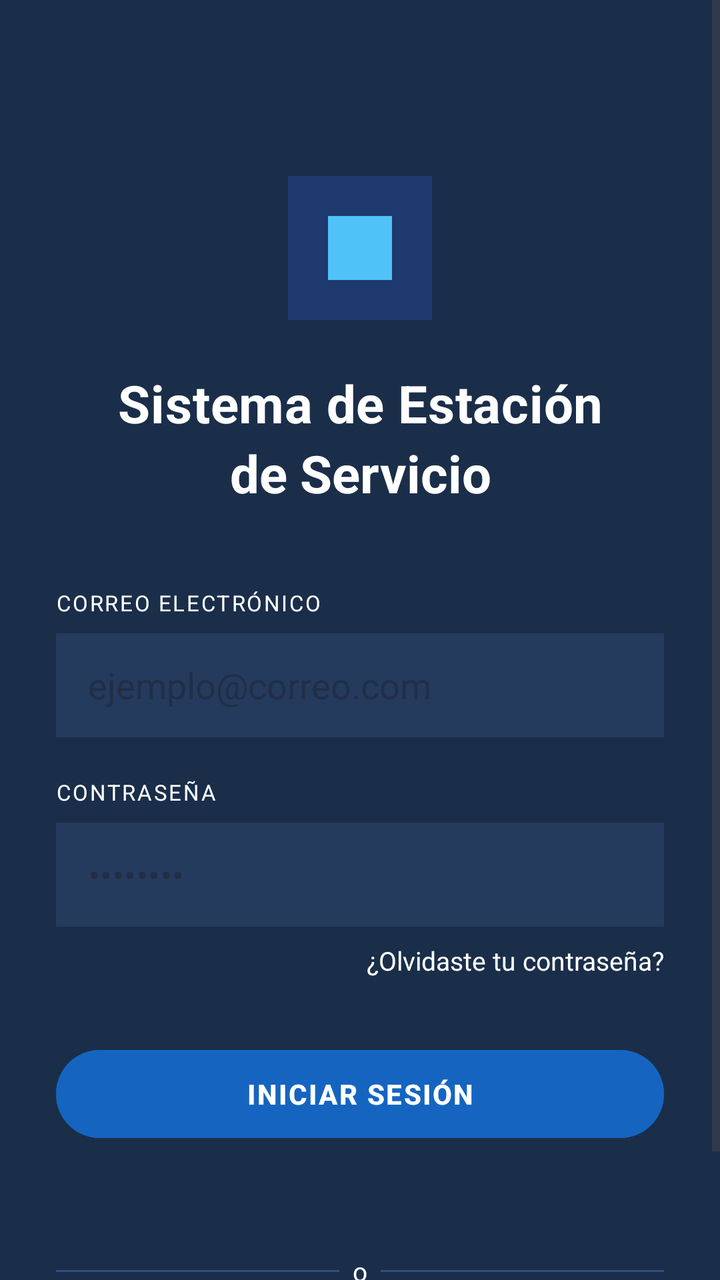
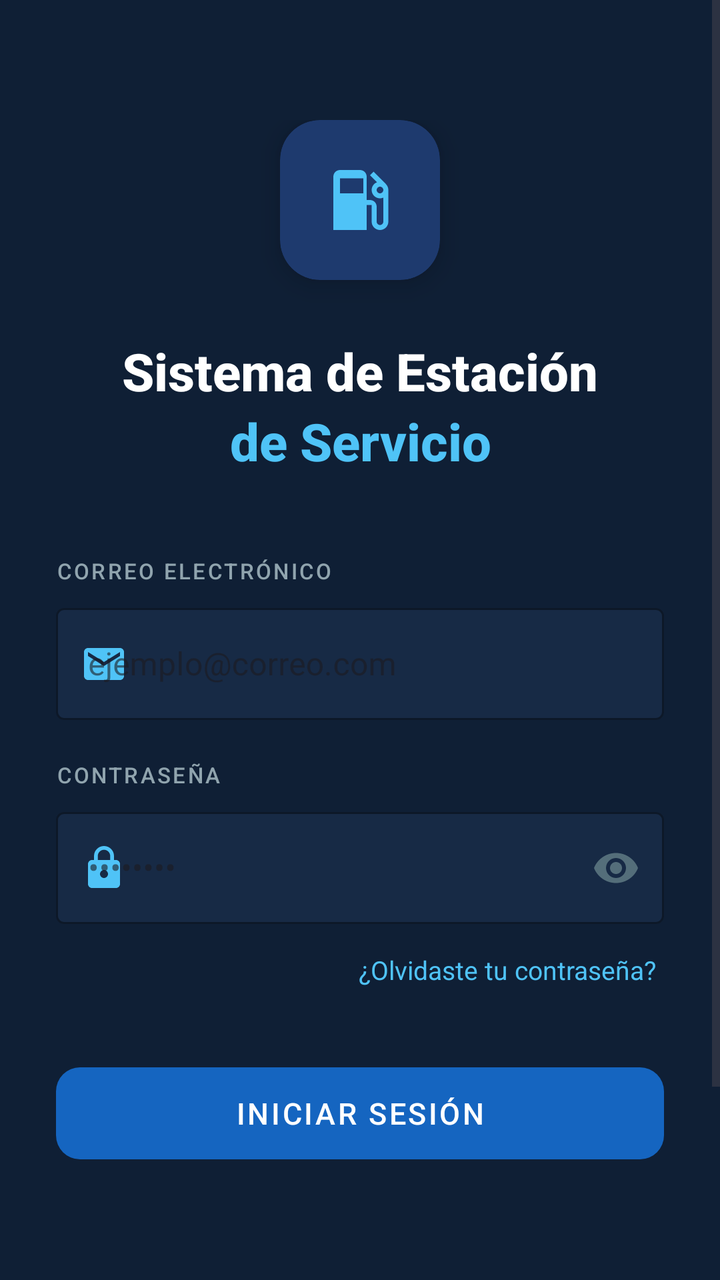

Two renders of the same Android screen: before a commit and after it. Below are the layout's source before the change and the commit's diff.
<!-- AndroidManifest.xml: application theme Theme.StationAdviser -->
<!-- res/layout/activity_login.xml -->
<?xml version="1.0" encoding="utf-8"?>
<ScrollView xmlns:android="http://schemas.android.com/apk/res/android"
    xmlns:tools="http://schemas.android.com/tools"
    android:layout_width="match_parent"
    android:layout_height="match_parent"
    android:background="#1A2E4A"
    tools:context=".LoginActivity">

    <LinearLayout
        android:layout_width="match_parent"
        android:layout_height="wrap_content"
        android:orientation="vertical"
        android:padding="28dp">

        
        <LinearLayout
            android:layout_width="72dp"
            android:layout_height="72dp"
            android:background="#1E3A6E"
            android:gravity="center"
            android:layout_gravity="center_horizontal"
            android:layout_marginTop="60dp"
            android:layout_marginBottom="24dp">

            <View
                android:layout_width="32dp"
                android:layout_height="32dp"
                android:background="#4FC3F7"/>
        </LinearLayout>

        
        <TextView
            android:layout_width="match_parent"
            android:layout_height="wrap_content"
            android:text="Sistema de Estación"
            android:textSize="26sp"
            android:textStyle="bold"
            android:textColor="#FFFFFF"
            android:gravity="center"
            android:letterSpacing="0.01"/>

        <TextView
            android:layout_width="match_parent"
            android:layout_height="wrap_content"
            android:text="de Servicio"
            android:textSize="26sp"
            android:textStyle="bold"
            android:textColor="#FFFFFF"
            android:gravity="center"
            android:layout_marginBottom="40dp"/>

        
        <TextView
            android:layout_width="wrap_content"
            android:layout_height="wrap_content"
            android:text="CORREO ELECTRÓNICO"
            android:textSize="11sp"
            android:textColor="#FFFFFF"
            android:letterSpacing="0.08"
            android:layout_marginBottom="8dp"/>

        <EditText
            android:id="@+id/editTextCorreo"
            android:layout_width="match_parent"
            android:layout_height="52dp"
            android:hint="ejemplo@correo.com"
            android:textColor="#FFFFFF"
            android:inputType="textEmailAddress"
            android:paddingStart="16dp"
            android:paddingEnd="16dp"
            android:background="#243B5E"
            android:layout_marginBottom="20dp"/>

        
        <TextView
            android:layout_width="wrap_content"
            android:layout_height="wrap_content"
            android:text="CONTRASEÑA"
            android:textSize="11sp"
            android:textColor="#FFFFFF"
            android:letterSpacing="0.08"
            android:layout_marginBottom="8dp"/>

        <EditText
            android:id="@+id/editTextContrasena"
            android:layout_width="match_parent"
            android:layout_height="52dp"
            android:hint="••••••••"
            android:textColor="#FFFFFF"
            android:inputType="textPassword"
            android:paddingStart="16dp"
            android:paddingEnd="16dp"
            android:background="#243B5E"
            android:layout_marginBottom="8dp"/>

        
        <TextView
            android:id="@+id/textRecuperar"
            android:layout_width="match_parent"
            android:layout_height="wrap_content"
            android:text="¿Olvidaste tu contraseña?"
            android:textColor="#FFFFFF"
            android:textSize="13sp"
            android:gravity="end"
            android:layout_marginBottom="32dp"
            android:clickable="true"/>

        
        <Button
            android:id="@+id/buttonLogin"
            android:layout_width="match_parent"
            android:layout_height="52dp"
            android:text="INICIAR SESIÓN"
            android:textSize="14sp"
            android:textStyle="bold"
            android:textColor="#FFFFFF"
            android:letterSpacing="0.06"
            android:backgroundTint="#1565C0"
            android:layout_marginBottom="20dp"/>

        
        <TextView
            android:id="@+id/textViewMensaje"
            android:layout_width="match_parent"
            android:layout_height="wrap_content"
            android:gravity="center"
            android:text=""
            android:textColor="#FFFFFF"
            android:textSize="13sp"
            android:layout_marginBottom="16dp"/>

        
        <LinearLayout
            android:layout_width="match_parent"
            android:layout_height="wrap_content"
            android:orientation="horizontal"
            android:gravity="center_vertical"
            android:layout_marginBottom="20dp">

            <View
                android:layout_width="0dp"
                android:layout_height="1dp"
                android:layout_weight="1"
                android:background="#2E5080"/>

            <TextView
                android:layout_width="wrap_content"
                android:layout_height="wrap_content"
                android:text="  o  "
                android:textColor="#FFFFFF"
                android:textSize="13sp"/>

            <View
                android:layout_width="0dp"
                android:layout_height="1dp"
                android:layout_weight="1"
                android:background="#2E5080"/>
        </LinearLayout>

        
        <TextView
            android:id="@+id/textRegistro"
            android:layout_width="match_parent"
            android:layout_height="wrap_content"
            android:text="¿No tienes cuenta? Regístrate"
            android:textColor="#FFFFFF"
            android:textStyle="bold"
            android:textSize="14sp"
            android:gravity="center"
            android:clickable="true"/>

    </LinearLayout>
</ScrollView>
<!-- resources referenced by this layout -->
<resources>
  <style name="Theme.StationAdviser" parent="Base.Theme.StationAdviser" />
  <style name="Base.Theme.StationAdviser" parent="Theme.Material3.DayNight.NoActionBar">
          
          
      </style>
</resources>

<!-- the commit's change to res/layout/activity_login.xml (unified diff, before → after) -->
@@ -1,32 +1,38 @@
 <?xml version="1.0" encoding="utf-8"?>
 <ScrollView xmlns:android="http://schemas.android.com/apk/res/android"
+    xmlns:app="http://schemas.android.com/apk/res-auto"
     xmlns:tools="http://schemas.android.com/tools"
     android:layout_width="match_parent"
     android:layout_height="match_parent"
-    android:background="#1A2E4A"
+    android:background="#0F1F35"
+    android:fillViewport="true"
     tools:context=".LoginActivity">
 
     <LinearLayout
         android:layout_width="match_parent"
         android:layout_height="wrap_content"
         android:orientation="vertical"
-        android:padding="28dp">
-
-        
-        <LinearLayout
-            android:layout_width="72dp"
-            android:layout_height="72dp"
-            android:background="#1E3A6E"
-            android:gravity="center"
+        android:paddingHorizontal="28dp"
+        android:paddingTop="60dp"
+        android:paddingBottom="40dp">
+
+        
+        <androidx.cardview.widget.CardView
+            android:layout_width="80dp"
+            android:layout_height="80dp"
             android:layout_gravity="center_horizontal"
-            android:layout_marginTop="60dp"
-            android:layout_marginBottom="24dp">
-
-            <View
-                android:layout_width="32dp"
-                android:layout_height="32dp"
-                android:background="#4FC3F7"/>
-        </LinearLayout>
+            android:layout_marginBottom="28dp"
+            app:cardCornerRadius="20dp"
+            app:cardBackgroundColor="#1E3A6E"
+            app:cardElevation="8dp">
+
+            <ImageView
+                android:layout_width="40dp"
+                android:layout_height="40dp"
+                android:layout_gravity="center"
+                android:src="@drawable/ic_local_gas_station"
+                android:tint="#4FC3F7"/>
+        </androidx.cardview.widget.CardView>
 
         
         <TextView
@@ -37,7 +43,7 @@
             android:textStyle="bold"
             android:textColor="#FFFFFF"
             android:gravity="center"
-            android:letterSpacing="0.01"/>
+            android:fontFamily="sans-serif-medium"/>
 
         <TextView
             android:layout_width="match_parent"
@@ -45,9 +51,10 @@
             android:text="de Servicio"
             android:textSize="26sp"
             android:textStyle="bold"
-            android:textColor="#FFFFFF"
-            android:gravity="center"
-            android:layout_marginBottom="40dp"/>
+            android:textColor="#4FC3F7"
+            android:gravity="center"
+            android:layout_marginBottom="40dp"
+            android:fontFamily="sans-serif-medium"/>
 
         
         <TextView
@@ -55,21 +62,32 @@
             android:layout_height="wrap_content"
             android:text="CORREO ELECTRÓNICO"
             android:textSize="11sp"
-            android:textColor="#FFFFFF"
-            android:letterSpacing="0.08"
-            android:layout_marginBottom="8dp"/>
-
-        <EditText
-            android:id="@+id/editTextCorreo"
-            android:layout_width="match_parent"
-            android:layout_height="52dp"
+            android:letterSpacing="0.1"
+            android:textColor="#90A4AE"
+            android:layout_marginBottom="6dp"
+            android:fontFamily="sans-serif-medium"/>
+
+        <com.google.android.material.textfield.TextInputLayout
+            android:layout_width="match_parent"
+            android:layout_height="wrap_content"
             android:hint="ejemplo@correo.com"
-            android:textColor="#FFFFFF"
-            android:inputType="textEmailAddress"
-            android:paddingStart="16dp"
-            android:paddingEnd="16dp"
-            android:background="#243B5E"
-            android:layout_marginBottom="20dp"/>
+            android:layout_marginBottom="20dp"
+            style="@style/Widget.MaterialComponents.TextInputLayout.OutlinedBox"
+            app:boxStrokeColor="#2A4A72"
+            app:boxBackgroundColor="#172A45"
+            app:hintTextColor="#4FC3F7"
+            app:startIconDrawable="@drawable/ic_email"
+            app:startIconTint="#4FC3F7">
+
+            <com.google.android.material.textfield.TextInputEditText
+                android:id="@+id/editTextCorreo"
+                android:layout_width="match_parent"
+                android:layout_height="56dp"
+                android:textColor="#FFFFFF"
+                android:textColorHint="#546E7A"
+                android:inputType="textEmailAddress"
+                android:paddingHorizontal="16dp"/>
+        </com.google.android.material.textfield.TextInputLayout>
 
         
         <TextView
@@ -77,21 +95,33 @@
             android:layout_height="wrap_content"
             android:text="CONTRASEÑA"
             android:textSize="11sp"
-            android:textColor="#FFFFFF"
-            android:letterSpacing="0.08"
-            android:layout_marginBottom="8dp"/>
-
-        <EditText
-            android:id="@+id/editTextContrasena"
-            android:layout_width="match_parent"
-            android:layout_height="52dp"
+            android:letterSpacing="0.1"
+            android:textColor="#90A4AE"
+            android:layout_marginBottom="6dp"
+            android:fontFamily="sans-serif-medium"/>
+
+        <com.google.android.material.textfield.TextInputLayout
+            android:layout_width="match_parent"
+            android:layout_height="wrap_content"
             android:hint="••••••••"
-            android:textColor="#FFFFFF"
-            android:inputType="textPassword"
-            android:paddingStart="16dp"
-            android:paddingEnd="16dp"
-            android:background="#243B5E"
-            android:layout_marginBottom="8dp"/>
+            style="@style/Widget.MaterialComponents.TextInputLayout.OutlinedBox"
+            app:boxStrokeColor="#2A4A72"
+            app:boxBackgroundColor="#172A45"
+            app:hintTextColor="#4FC3F7"
+            app:startIconDrawable="@drawable/ic_lock"
+            app:startIconTint="#4FC3F7"
+            app:endIconMode="password_toggle"
+            app:endIconTint="#546E7A">
+
+            <com.google.android.material.textfield.TextInputEditText
+                android:id="@+id/editTextContrasena"
+                android:layout_width="match_parent"
+                android:layout_height="56dp"
+                android:textColor="#FFFFFF"
+                android:textColorHint="#546E7A"
+                android:inputType="textPassword"
+                android:paddingHorizontal="16dp"/>
+        </com.google.android.material.textfield.TextInputLayout>
 
         
         <TextView
@@ -99,34 +129,39 @@
             android:layout_width="match_parent"
             android:layout_height="wrap_content"
             android:text="¿Olvidaste tu contraseña?"
-            android:textColor="#FFFFFF"
+            android:textColor="#4FC3F7"
             android:textSize="13sp"
             android:gravity="end"
+            android:layout_marginTop="10dp"
             android:layout_marginBottom="32dp"
-            android:clickable="true"/>
-
-        
-        <Button
+            android:clickable="true"
+            android:focusable="true"
+            android:padding="4dp"/>
+
+        
+        <com.google.android.material.button.MaterialButton
             android:id="@+id/buttonLogin"
             android:layout_width="match_parent"
-            android:layout_height="52dp"
+            android:layout_height="54dp"
             android:text="INICIAR SESIÓN"
-            android:textSize="14sp"
-            android:textStyle="bold"
             android:textColor="#FFFFFF"
-            android:letterSpacing="0.06"
-            android:backgroundTint="#1565C0"
-            android:layout_marginBottom="20dp"/>
+            android:textSize="15sp"
+            android:letterSpacing="0.08"
+            android:fontFamily="sans-serif-medium"
+            android:layout_marginBottom="16dp"
+            app:backgroundTint="#1565C0"
+            app:cornerRadius="12dp"
+            app:elevation="4dp"/>
 
         
         <TextView
             android:id="@+id/textViewMensaje"
             android:layout_width="match_parent"
             android:layout_height="wrap_content"
-            android:gravity="center"
             android:text=""
-            android:textColor="#FFFFFF"
+            android:textColor="#EF5350"
             android:textSize="13sp"
+            android:gravity="center"
             android:layout_marginBottom="16dp"/>
 
         
@@ -135,26 +170,27 @@
             android:layout_height="wrap_content"
             android:orientation="horizontal"
             android:gravity="center_vertical"
-            android:layout_marginBottom="20dp">
+            android:layout_marginBottom="20dp"
+            android:layout_marginTop="8dp">
 
             <View
                 android:layout_width="0dp"
                 android:layout_height="1dp"
                 android:layout_weight="1"
-                android:background="#2E5080"/>
+                android:background="#1E3A5F"/>
 
             <TextView
                 android:layout_width="wrap_content"
                 android:layout_height="wrap_content"
                 android:text="  o  "
-                android:textColor="#FFFFFF"
+                android:textColor="#546E7A"
                 android:textSize="13sp"/>
 
             <View
                 android:layout_width="0dp"
                 android:layout_height="1dp"
                 android:layout_weight="1"
-                android:background="#2E5080"/>
+                android:background="#1E3A5F"/>
         </LinearLayout>
 
         
@@ -167,7 +203,9 @@
             android:textStyle="bold"
             android:textSize="14sp"
             android:gravity="center"
-            android:clickable="true"/>
+            android:clickable="true"
+            android:focusable="true"
+            android:padding="8dp"/>
 
     </LinearLayout>
 </ScrollView>
<!-- resource entries referenced after the edit -->
@@ -1,5 +1,35 @@
 <!-- resources referenced by this layout -->
 <resources>
+  <!-- drawable ic_email (drawable) -->
+  <vector xmlns:android="http://schemas.android.com/apk/res/android"
+      android:width="24dp"
+      android:height="24dp"
+      android:viewportWidth="24"
+      android:viewportHeight="24">
+      <path
+          android:fillColor="#FFFFFF"
+          android:pathData="M20,4H4C2.9,4 2,4.9 2,6v12c0,1.1 0.9,2 2,2h16c1.1,0 2,-0.9 2,-2V6C22,4.9 21.1,4 20,4zM20,8l-8,5L4,8V6l8,5 8,-5V8z"/>
+  </vector>
+  <!-- drawable ic_local_gas_station (drawable) -->
+  <vector xmlns:android="http://schemas.android.com/apk/res/android"
+      android:width="24dp"
+      android:height="24dp"
+      android:viewportWidth="24"
+      android:viewportHeight="24">
+      <path
+          android:fillColor="#FFFFFF"
+          android:pathData="M19.77,7.23l0.01,-0.01 -3.72,-3.72L15,4.56l2.11,2.11c-0.94,0.36 -1.61,1.26 -1.61,2.33 0,1.38 1.12,2.5 2.5,2.5 0.36,0 0.69,-0.08 1,-0.21v7.21c0,0.55 -0.45,1 -1,1s-1,-0.45 -1,-1V14c0,-1.1 -0.9,-2 -2,-2h-1V5c0,-1.1 -0.9,-2 -2,-2H6C4.9,3 4,3.9 4,5v16h10v-7.5h1.5v5c0,1.38 1.12,2.5 2.5,2.5s2.5,-1.12 2.5,-2.5V9c0,-0.69 -0.28,-1.32 -0.73,-1.77zM18,10c-0.55,0 -1,-0.45 -1,-1s0.45,-1 1,-1 1,0.45 1,1-0.45,1 -1,1zM6,10V5.5h7V10H6z"/>
+  </vector>
+  <!-- drawable ic_lock (drawable) -->
+  <vector xmlns:android="http://schemas.android.com/apk/res/android"
+      android:width="24dp"
+      android:height="24dp"
+      android:viewportWidth="24"
+      android:viewportHeight="24">
+      <path
+          android:fillColor="#FFFFFF"
+          android:pathData="M18,8h-1V6c0,-2.76 -2.24,-5 -5,-5S7,3.24 7,6v2H6c-1.1,0 -2,0.9 -2,2v10c0,1.1 0.9,2 2,2h12c1.1,0 2,-0.9 2,-2V10C20,8.9 19.1,8 18,8zM12,17c-1.1,0 -2,-0.9 -2,-2s0.9,-2 2,-2 2,0.9 2,2S13.1,17 12,17zM15.1,8H8.9V6c0,-1.71 1.39,-3.1 3.1,-3.1 1.71,0 3.1,1.39 3.1,3.1V8z"/>
+  </vector>
   <style name="Theme.StationAdviser" parent="Base.Theme.StationAdviser" />
   <style name="Base.Theme.StationAdviser" parent="Theme.Material3.DayNight.NoActionBar">
           
